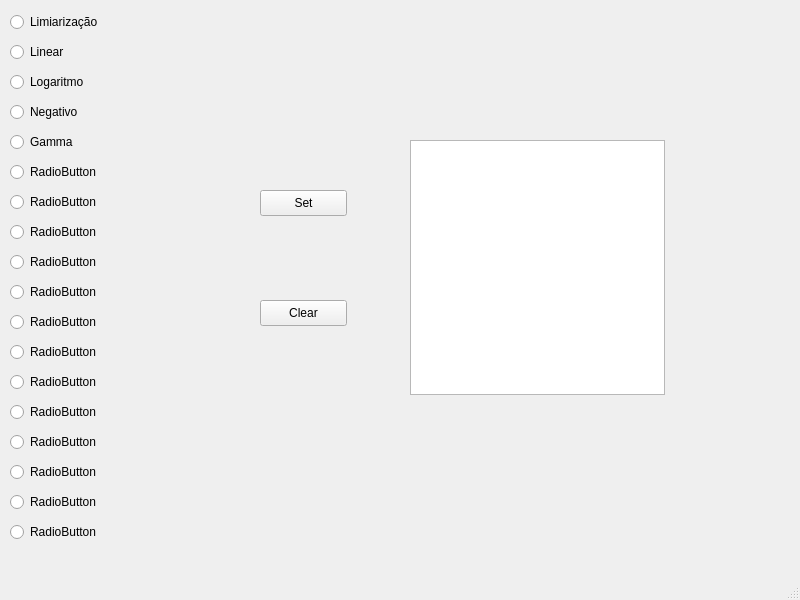
Qt form DIP_project/mainwindow.ui (LucasdeAl/Digital_Image_Processing_01) before a commit.
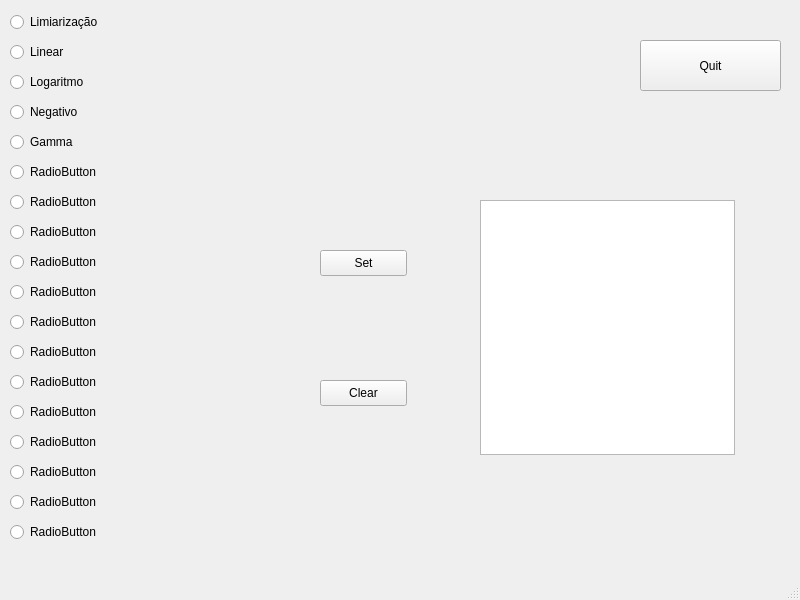
The same form after that commit.

Commit message:
Quit button + minor adjustments
Brute force quitting because some proccess was running on the background somehow and messing with the application close function.

```diff
--- a/DIP_project/mainwindow.ui
+++ b/DIP_project/mainwindow.ui
@@ -17,8 +17,8 @@
    <widget class="QPushButton" name="Set">
     <property name="geometry">
      <rect>
-      <x>260</x>
-      <y>190</y>
+      <x>320</x>
+      <y>250</y>
       <width>87</width>
       <height>26</height>
      </rect>
@@ -30,8 +30,8 @@
    <widget class="QGraphicsView" name="imagem">
     <property name="geometry">
      <rect>
-      <x>410</x>
-      <y>140</y>
+      <x>480</x>
+      <y>200</y>
       <width>255</width>
       <height>255</height>
      </rect>
@@ -40,8 +40,8 @@
    <widget class="QPushButton" name="Clear">
     <property name="geometry">
      <rect>
-      <x>260</x>
-      <y>300</y>
+      <x>320</x>
+      <y>380</y>
       <width>87</width>
       <height>26</height>
      </rect>
@@ -287,13 +287,26 @@
    <widget class="QPlainTextEdit" name="inputTextual">
     <property name="geometry">
      <rect>
-      <x>410</x>
-      <y>140</y>
+      <x>480</x>
+      <y>200</y>
       <width>255</width>
       <height>255</height>
      </rect>
     </property>
    </widget>
+   <widget class="QPushButton" name="Quit">
+    <property name="geometry">
+     <rect>
+      <x>640</x>
+      <y>40</y>
+      <width>141</width>
+      <height>51</height>
+     </rect>
+    </property>
+    <property name="text">
+     <string>Quit</string>
+    </property>
+   </widget>
   </widget>
   <widget class="QMenuBar" name="menubar">
    <property name="geometry">
```
The commit also changes 4 other files.
